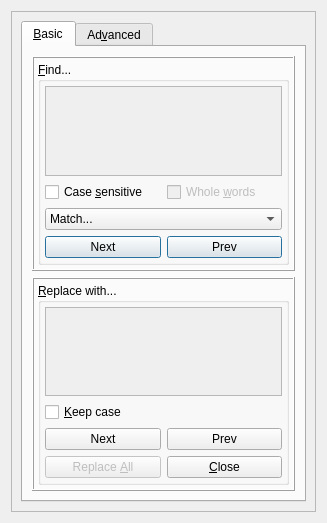
This is src/frontends/qt4/ui/FindAndReplaceUi.ui in cburschka/lyx as Qt 5 draws it before an edit. The edited form follows.
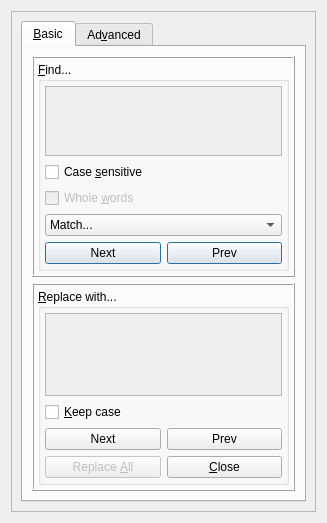
This is the edited form. Custom widgets are drawn as their Qt base class.

Commit message: Let's see if we can close these translations not fitting.

The edit to the form file:
```diff
--- a/src/frontends/qt4/ui/FindAndReplaceUi.ui
+++ b/src/frontends/qt4/ui/FindAndReplaceUi.ui
@@ -51,8 +51,8 @@
        <rect>
         <x>0</x>
         <y>0</y>
-        <width>307</width>
-        <height>503</height>
+        <width>289</width>
+        <height>532</height>
        </rect>
       </property>
       <layout class="QGridLayout" name="gridLayout">
@@ -175,8 +175,8 @@
                      <rect>
                       <x>0</x>
                       <y>0</y>
-                      <width>239</width>
-                      <height>79</height>
+                      <width>221</width>
+                      <height>80</height>
                      </rect>
                     </property>
                     <property name="sizePolicy">
@@ -359,8 +359,8 @@
                      <rect>
                       <x>0</x>
                       <y>0</y>
-                      <width>239</width>
-                      <height>80</height>
+                      <width>221</width>
+                      <height>79</height>
                      </rect>
                     </property>
                     <property name="sizePolicy">
@@ -372,7 +372,7 @@
                    </widget>
                   </widget>
                  </item>
-                 <item row="1" column="0">
+                 <item row="1" column="0" colspan="2">
                   <widget class="QCheckBox" name="caseCB">
                    <property name="sizePolicy">
                     <sizepolicy hsizetype="Expanding" vsizetype="Minimum">
@@ -388,7 +388,7 @@
                    </property>
                   </widget>
                  </item>
-                 <item row="2" column="0" colspan="2">
+                 <item row="3" column="0" colspan="2">
                   <widget class="QComboBox" name="regexpInsertCombo">
                    <property name="enabled">
                     <bool>true</bool>
@@ -434,7 +434,7 @@
                    </item>
                   </widget>
                  </item>
-                 <item row="3" column="0">
+                 <item row="4" column="0">
                   <widget class="QPushButton" name="findNextPB">
                    <property name="enabled">
                     <bool>true</bool>
@@ -456,7 +456,7 @@
                    </property>
                   </widget>
                  </item>
-                 <item row="3" column="1">
+                 <item row="4" column="1">
                   <widget class="QPushButton" name="findPrevPB">
                    <property name="enabled">
                     <bool>true</bool>
@@ -478,7 +478,7 @@
                    </property>
                   </widget>
                  </item>
-                 <item row="1" column="1">
+                 <item row="2" column="0" colspan="2">
                   <widget class="QCheckBox" name="wordsCB">
                    <property name="enabled">
                     <bool>false</bool>
```
